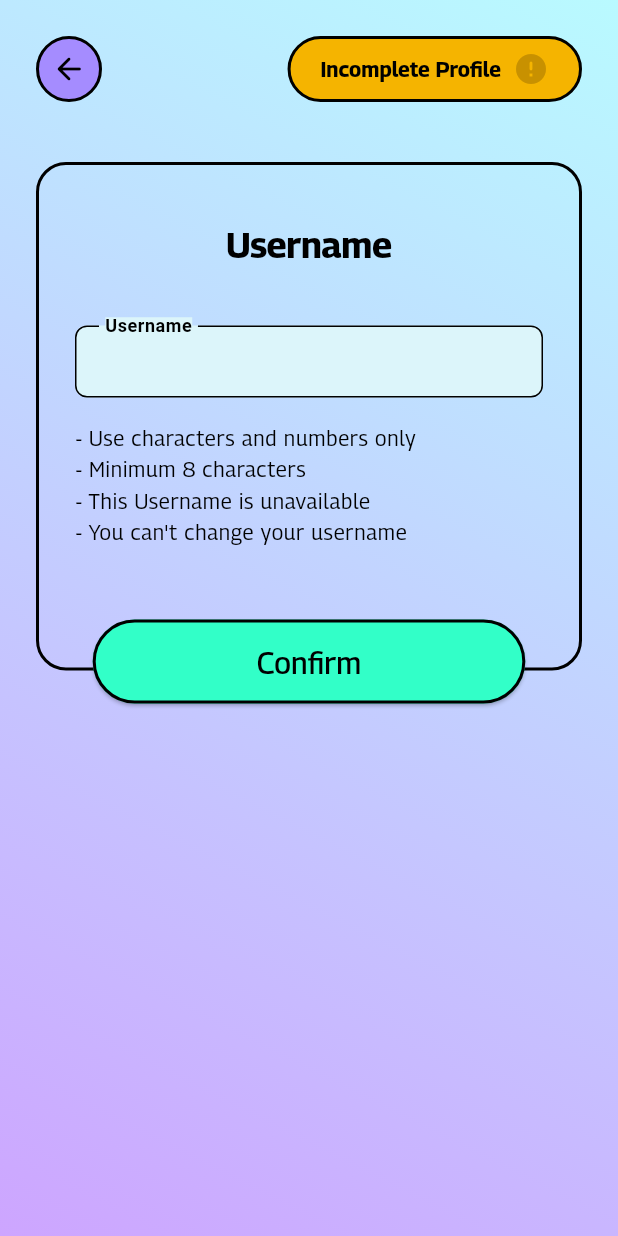
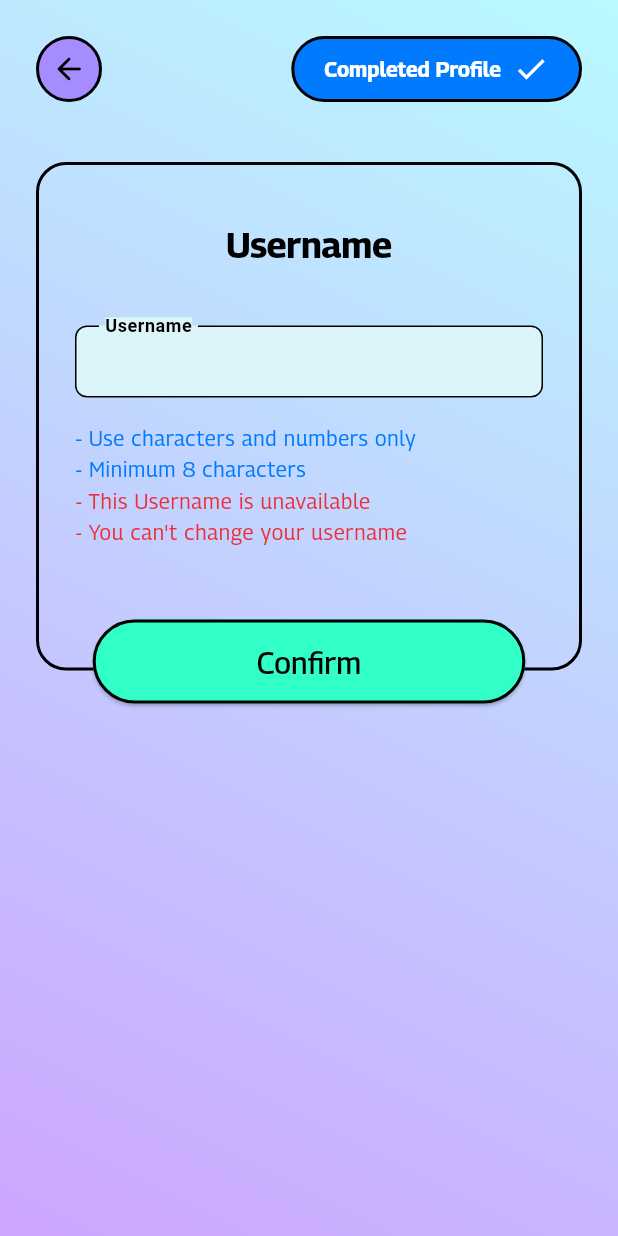
Before and after one commit to rahdeva/studyo_test, a Flutter app: the screen it shows after launch, after a tap on "Profile", on a phone screen of 412 x 824 dp. Run offline on Flutter 3.47's test engine with Material 3 defaults, Android fonts, the phone set to English and light mode, and no system bars; our stand-ins replace cloud_firestore, firebase_auth, firebase_core, get, sizer; accounts and stored records are empty; network calls fail; project files that could hold a hidden picture were left out.

Commit message:
feat: home page auth and profile page

```diff
--- a/lib/feature/home/home_controller.dart
+++ b/lib/feature/home/home_controller.dart
@@ -6,24 +6,19 @@ import 'package:firebase_auth/firebase_auth.dart';
 class HomeController extends GetxController {
   final FirebaseAuth auth = FirebaseAuth.instance;
   final Rx<User?> currentUser = Rx<User?>(null);
+  User? userData;
   String userName = "";
 
   @override
-  void onInit(){
+  void onInit() async {
     super.onInit();
     currentUser.bindStream(auth.authStateChanges());
-    ever(currentUser, initialSignInCheck);
-  }
-
-  void initialSignInCheck(User? user) {
-    if (user == null) {
-      signInAnonymously();
+    if(currentUser.value == null){
+      await signInAnonymously();
     } else {
-      debugPrint('User already signed in: ${user.uid}');
-      currentUser.value = user;
-      if(currentUser.value != null){
-        checkUserInFirestore(currentUser.value!);
-      }
+      debugPrint('User already signed in: ${currentUser.value?.uid}');
+      userData = currentUser.value;
+      checkUserInFirestore(userData!);
     }
   }
 
@@ -32,13 +27,15 @@ class HomeController extends GetxController {
       UserCredential userCredential = await auth.signInAnonymously();
       User? user = userCredential.user;
       if (user != null) {
-        currentUser.value = user;
+        userData = user;
+        userName = "Guest";
         debugPrint('Signed in anonymously as user: ${user.uid}');
-        await checkUserInFirestore(user);
+        checkUserInFirestore(userData!);
       }
     } catch (e) {
       debugPrint('Failed to sign in anonymously: $e');
     }
+    update();
   }
 
   Future<void> checkUserInFirestore(User user) async {
@@ -62,22 +59,12 @@ class HomeController extends GetxController {
 
   void newAccount() async {
     try {
-      logout();
       await auth.signOut();
-      currentUser.value = null;
+      userData = null;
+      userName = "";
       signInAnonymously();
     } catch (e) {
       debugPrint('Failed to create new account in Firestore: $e');
     }
   }
-
-  Future<void> logout() async {
-    try {
-
-      userName = "";
-      debugPrint('User signed out successfully');
-    } catch (e) {
-      debugPrint('Failed to sign out: $e');
-    }
-  }
 }
--- a/lib/feature/home/home_page.dart
+++ b/lib/feature/home/home_page.dart
@@ -1,6 +1,5 @@
 import 'package:flutter/material.dart';
 import 'package:get/get.dart';
-import 'package:get/get_state_manager/get_state_manager.dart';
 import 'package:studyo_test/feature/home/home_controller.dart';
 import 'package:studyo_test/resources/resources.dart';
 import 'package:studyo_test/routes/page_names.dart';
@@ -51,7 +50,7 @@ class HomePage extends StatelessWidget {
                       const SizedBox(height: 24),
                       PrimaryButtonWidget(
                         buttonText: "New Account",
-                        customColors: AppColors.red,
+                        customColors: AppColors.yellow,
                         onPressed: (){
                           controller.newAccount();
                         }
@@ -60,7 +59,10 @@ class HomePage extends StatelessWidget {
                       PrimaryButtonWidget(
                         buttonText: "Profile",
                         onPressed: (){
-                          Get.toNamed(PageName.PROFILE);
+                          Get.toNamed(
+                            PageName.PROFILE,
+                            arguments: controller.userData?.uid
+                          );
                         }
                       ),
                       const SizedBox(height: 24),
--- a/lib/feature/profile/profile_controller.dart
+++ b/lib/feature/profile/profile_controller.dart
@@ -1,17 +1,29 @@
 import 'package:flutter/material.dart';
 import 'package:get/get.dart';
 import 'package:cloud_firestore/cloud_firestore.dart';
+import 'package:studyo_test/resources/resources.dart';
+import 'package:studyo_test/utills/widget/snackbar/snackbar_widget.dart';
 
 class ProfileController extends GetxController {
   TextEditingController usernameC = TextEditingController();
   RxBool isNull = true.obs;
-  RxBool isCondition1 = true.obs;
-  RxBool isCondition2 = true.obs;
+  RxBool isCondition1 = false.obs;
+  RxBool isCondition2 = false.obs;
   RxBool isCondition3 = false.obs;
-  RxBool isCondition4 = false.obs;
+  RxBool isReview = true.obs;
+  RxBool isCompleted = false.obs;
   RegExp regex = RegExp(r'^[a-zA-Z0-9]+$');
 
-  void onChangedUsername(String value){
+  String? uid;
+
+  @override
+  void onInit() {
+    uid = Get.arguments;
+    getUsername(uid ?? "");
+    super.onInit();
+  }
+
+  void onChangedUsername(String value) async {
     if (value.isNotEmpty) {
       isNull.value = false;
     } else{
@@ -25,33 +37,105 @@ class ProfileController extends GetxController {
     }
 
     if (value.length > 8) {
+      isCondition2.value = true;
+    } else{
       isCondition2.value = false;
-    } else{
+    }
+
+    await checkUsernameExists(value);
+
+    update();
+  }
+
+  Future<void> checkUsernameExists(String username) async {
+    final querySnapshot = await FirebaseFirestore.instance
+        .collection('users')
+        .where('username', isEqualTo: username)
+        .get();
+
+    if (querySnapshot.docs.isNotEmpty) {
+      isCondition3.value = false;
+    } else {
+      isCondition3.value = true;
+    }
+  }
+
+  void getUsername(String userId) async {
+    DocumentSnapshot userDoc = await FirebaseFirestore.instance.collection('users').doc(userId).get();
+    if (userDoc.exists) {
+      var data = userDoc.data() as Map<String, dynamic>;
+      usernameC.text = data['username'];
+      isCompleted.value = true;
+      isNull.value = false;
+      isReview.value = data['isReview'];
+      isCondition1.value = true;
       isCondition2.value = true;
+      debugPrint('Username: ${data['username']}');
+      debugPrint('Is Review: ${data['isReview']}');
+    } else {
+      debugPrint('User not found');
     }
     update();
   }
 
-  void getUser(String userId) async {
-    DocumentSnapshot userDoc = await FirebaseFirestore.instance.collection('users').doc(userId).get();
-    if (userDoc.exists) {
-      var data = userDoc.data() as Map<String, dynamic>;
-      print('Username: ${data['username']}');
-      print('Is Review: ${data['isReview']}');
+  void confirmUsername() async {
+    if(isCondition1.value && isCondition2.value && isCondition3.value && isReview.value){
+      if (isCompleted.value) {
+        await updateUser();
+      } else {
+        await addUser();
+      }
+      showSnackbar(
+        title: "Success!",
+        subtitle: "Your username is updated",
+        icon: const Icon(
+          Icons.check,
+          color: AppColors.green,
+        ),
+      );
     } else {
-      print('User not found');
+      showSnackbar(
+        title: "Oops!",
+        subtitle: "Please make sure all conditions are okay (blue color)",
+        icon: const Icon(
+          Icons.close,
+          color: AppColors.red,
+        ),
+      );
     }
   }
 
-  // void getUser(String userId) async {
-  //   DocumentSnapshot userDoc = await FirebaseFirestore.instance.collection('users').doc(userId).get();
-  //   if (userDoc.exists) {
-  //     var data = userDoc.data() as Map<String, dynamic>;
-  //     debugPrint('Username: ${data['username']}');
-  //     debugPrint('Is Review: ${data['isReview']}');
-  //   } else {
-  //     debugPrint('User not found');
-  //   }
-  // }
+  Future<void> updateUser() async {
+    if (uid != null) {
+      try {
+        await FirebaseFirestore.instance.collection('users').doc(uid).update({
+          'username': usernameC.text,
+          'isReview': false,
+        });
+        isReview.value = false;
+        isCondition3.value = false;
+        debugPrint('Username updated successfully');
+      } catch (e) {
+        debugPrint('Failed to update username: $e');
+      }
+    }
+    update();
+  }
 
+  Future<void> addUser() async {
+    if (uid != null) {
+      try {
+        await FirebaseFirestore.instance.collection('users').doc(uid).set({
+          'username': usernameC.text,
+          'isReview': true,
+        });
+        isCompleted.value = true;
+        isCondition3.value = false;
+        debugPrint('User added successfully');
+      } catch (e) {
+        debugPrint('Failed to add user: $e');
+      }
+    }
+    update();
+  }
 }
--- a/lib/feature/profile/profile_page.dart
+++ b/lib/feature/profile/profile_page.dart
@@ -37,14 +37,34 @@ class ProfilePage extends StatelessWidget {
                         mainAxisAlignment: MainAxisAlignment.spaceBetween,
                         children: [
                           const BackButtonWidget(),
-                          Container(
+                          Obx(
+                            () => Container(
                                 decoration: BoxDecoration(
-                              color: AppColors.yellow,
+                                  color: controller.isCompleted.value
+                                  ? AppColors.blue
+                                  : AppColors.yellow,
                                   border: Border.all(color: AppColors.black, width: 2),
                                   borderRadius: BorderRadius.circular(30)
                                 ),
                                 padding: const EdgeInsets.symmetric(horizontal: 20, vertical: 8),
-                            child: Row(
+                                child: controller.isCompleted.value
+                                ? Row(
+                                    children: [
+                                      Text(
+                                        'Completed Profile',
+                                        style: Theme.of(context).textTheme.titleLarge!.copyWith(
+                                          color: Colors.white,
+                                        ),
+                                      ),
+                                      const SizedBox(width: 8),
+                                      const Icon(
+                                        Icons.check,
+                                        color: AppColors.white,
+                                        size: 24,
+                                      ),
+                                    ],
+                                  )
+                                : Row(
                                   children: [
                                     Text(
                                       'Incomplete Profile',
@@ -60,6 +80,7 @@ class ProfilePage extends StatelessWidget {
                                     ),
                                   ],
                                 ),
+                              )
                             )
                         ],
                       ),
@@ -101,8 +122,7 @@ class ProfilePage extends StatelessWidget {
                                 ),
                                 const SizedBox(height: 16),
                                 Obx(
-                                  (){
-                                    return Text(
+                                  () => Text(
                                       '- Use characters and numbers only',
                                       style: Theme.of(context).textTheme.bodyLarge!.copyWith(
                                         fontWeight: FontWeight.w400,
@@ -112,8 +132,7 @@ class ProfilePage extends StatelessWidget {
                                             ? AppColors.blue
                                             : AppColors.red
                                       ),
-                                    );
-                                  }
+                                    )
                                 ),
                                 Text(
                                   '- Minimum 8 characters',
@@ -126,7 +145,8 @@ class ProfilePage extends StatelessWidget {
                                         : AppColors.red
                                   ),
                                 ),
-                                Text(
+                                Obx(
+                                  () => Text(
                                     '- This Username is unavailable',
                                     style: Theme.of(context).textTheme.bodyLarge!.copyWith(
                                       fontWeight: FontWeight.w400,
@@ -137,15 +157,18 @@ class ProfilePage extends StatelessWidget {
                                           : AppColors.red
                                     ),
                                   ),
-                                Text(
+                                ),
+                                Obx(
+                                  () => Text(
                                     "- You can't change your username",
                                     style: Theme.of(context).textTheme.bodyLarge!.copyWith(
                                       fontWeight: FontWeight.w400,
                                       color: controller.isNull.value
                                         ? AppColors.black
-                                      : controller.isCondition4.value
+                                        : controller.isReview.value
                                           ? AppColors.blue
                                           : AppColors.red
+                                    ),
                                   ),
                                 ),
                               ],
@@ -156,7 +179,9 @@ class ProfilePage extends StatelessWidget {
                             width: 70.w,
                             child: PrimaryButtonWidget(
                               buttonText: "Confirm",
-                              onPressed: (){}
+                              onPressed: (){
+                                controller.confirmUsername();
+                              }
                             ),
                           )
                         ],
--- a/lib/utills/widget/button/back_button.dart
+++ b/lib/utills/widget/button/back_button.dart
@@ -8,17 +8,17 @@ class BackButtonWidget extends StatelessWidget {
 
   @override
   Widget build(BuildContext context) {
-    return Container(
+    return GestureDetector(
+      onTap: () {
+        Navigator.pop(context);
+      },
+      child: Container(
         decoration: BoxDecoration(
           color: AppColors.purple,
           shape: BoxShape.circle,
           border: Border.all(color: AppColors.black, width: 2)
         ),
         padding: const EdgeInsets.all(8),
-      child: GestureDetector(
-        onTap: () {
-          Navigator.pop(context);
-        },
         child: const Icon(
           Icons.arrow_back_rounded,
           color: AppColors.black,
```
Also changed, not shown: lib/utills/widget/snackbar/snackbar_widget.dart (+3 -21 lines). Lines whose indentation alone changed are shown as unchanged.
